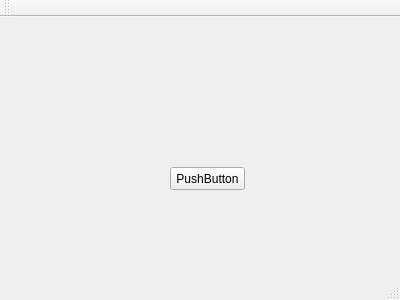
The window that GUI/pyqt/QT/untitled/mainwindow.ui (wenhaoliang/learn-python) describes before a commit, drawn with Qt 5.
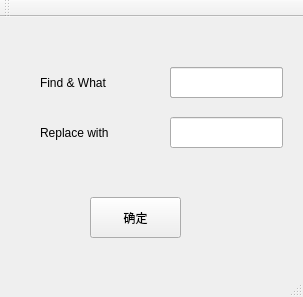
The same window after the commit.

```diff
--- a/GUI/pyqt/QT/untitled/mainwindow.ui
+++ b/GUI/pyqt/QT/untitled/mainwindow.ui
@@ -6,8 +6,8 @@
    <rect>
     <x>0</x>
     <y>0</y>
-    <width>400</width>
-    <height>300</height>
+    <width>303</width>
+    <height>297</height>
    </rect>
   </property>
   <property name="windowTitle">
@@ -17,14 +17,109 @@
    <widget class="QPushButton" name="pushButton">
     <property name="geometry">
      <rect>
+      <x>90</x>
+      <y>180</y>
+      <width>91</width>
+      <height>41</height>
+     </rect>
+    </property>
+    <property name="text">
+     <string>确定</string>
+    </property>
+   </widget>
+   <widget class="QLabel" name="label">
+    <property name="geometry">
+     <rect>
+      <x>40</x>
+      <y>50</y>
+      <width>101</width>
+      <height>31</height>
+     </rect>
+    </property>
+    <property name="minimumSize">
+     <size>
+      <width>101</width>
+      <height>0</height>
+     </size>
+    </property>
+    <property name="text">
+     <string>Find &amp; What</string>
+    </property>
+   </widget>
+   <widget class="QLineEdit" name="findLineEdit">
+    <property name="geometry">
+     <rect>
       <x>170</x>
-      <y>150</y>
-      <width>75</width>
-      <height>23</height>
+      <y>50</y>
+      <width>113</width>
+      <height>31</height>
      </rect>
     </property>
+    <property name="minimumSize">
+     <size>
+      <width>113</width>
+      <height>0</height>
+     </size>
+    </property>
     <property name="text">
-     <string>PushButton</string>
+     <string/>
+    </property>
+   </widget>
+   <widget class="QLabel" name="label_2">
+    <property name="geometry">
+     <rect>
+      <x>40</x>
+      <y>100</y>
+      <width>101</width>
+      <height>31</height>
+     </rect>
+    </property>
+    <property name="minimumSize">
+     <size>
+      <width>101</width>
+      <height>0</height>
+     </size>
+    </property>
+    <property name="text">
+     <string>Replace with</string>
+    </property>
+   </widget>
+   <widget class="QLineEdit" name="findLineEdit_2">
+    <property name="geometry">
+     <rect>
+      <x>170</x>
+      <y>50</y>
+      <width>113</width>
+      <height>31</height>
+     </rect>
+    </property>
+    <property name="minimumSize">
+     <size>
+      <width>113</width>
+      <height>0</height>
+     </size>
+    </property>
+    <property name="text">
+     <string/>
+    </property>
+   </widget>
+   <widget class="QLineEdit" name="replaceLineEdit">
+    <property name="geometry">
+     <rect>
+      <x>170</x>
+      <y>100</y>
+      <width>113</width>
+      <height>31</height>
+     </rect>
+    </property>
+    <property name="minimumSize">
+     <size>
+      <width>113</width>
+      <height>0</height>
+     </size>
+    </property>
+    <property name="text">
+     <string/>
     </property>
    </widget>
   </widget>
```
Left out of the diff: 2 changed lines with no effect on the pictures.
